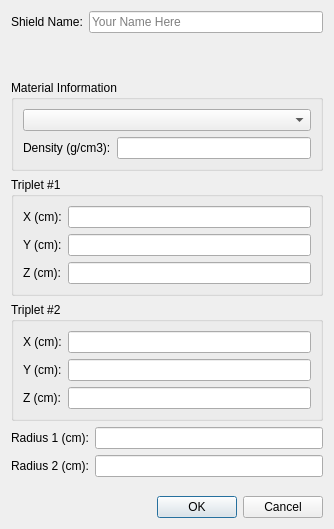
Qt form ui/GenericShieldDialog.ui (AlanFord/ZapMeNotQt) before a commit.
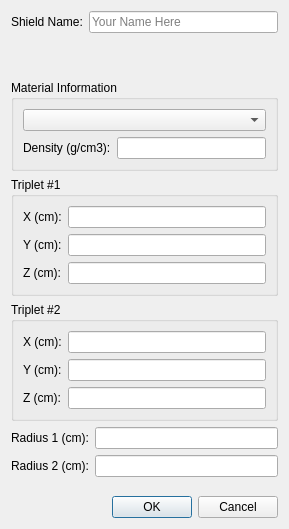
The same form after that commit.

Commit message: Added sphere and slab shield dialogs

What changed in the file:
```diff
--- a/ui/GenericShieldDialog.ui
+++ b/ui/GenericShieldDialog.ui
@@ -6,7 +6,7 @@
    <rect>
     <x>0</x>
     <y>0</y>
-    <width>334</width>
+    <width>289</width>
     <height>529</height>
    </rect>
   </property>
```
The commit also changes 3 other files.
